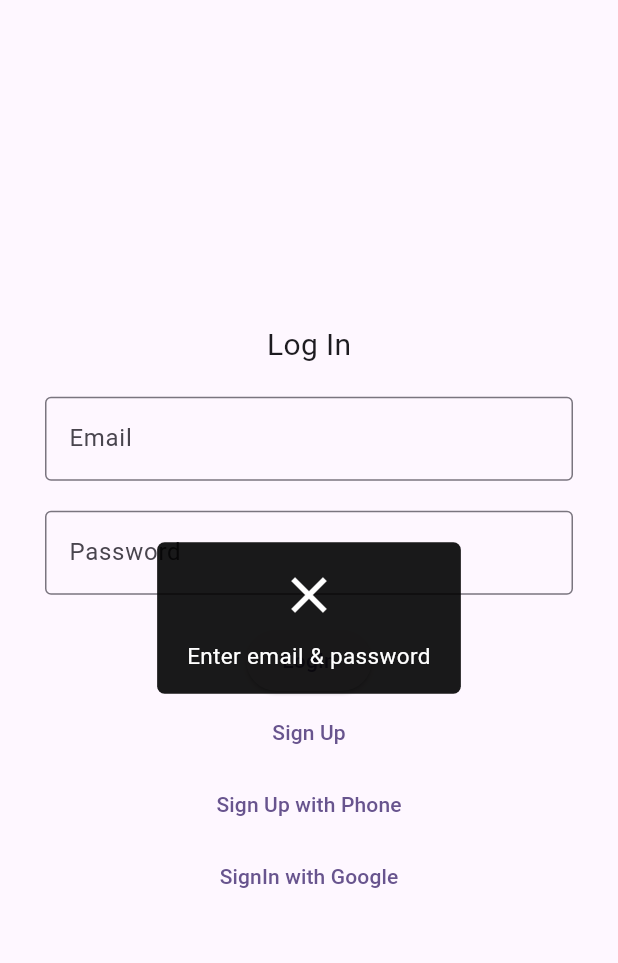
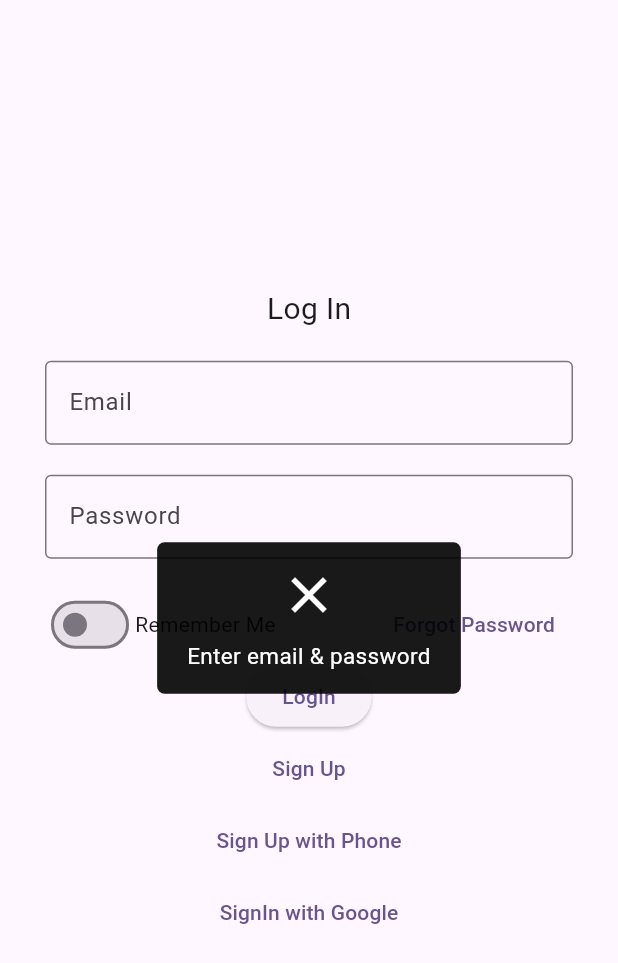
Before and after one commit to tahmidtarongo/firbase_auth, a Flutter app: the screen it shows after launch, after a tap on "LogIn", on a phone screen of 412 x 824 dp. Shown: the top 963 px of the screen. Run offline on Flutter 3.47's test engine with Material 2 defaults, Android fonts, the phone set to English and light mode, and no system bars; our stand-ins replace cloud_firestore, firebase_auth, firebase_core, flutter_easyloading, google_sign_in, pinput and 1 more; accounts and stored records are empty.

Commit message:
Provider Update

```diff
--- a/lib/Screen/Auth/sign_in_screen.dart
+++ b/lib/Screen/Auth/sign_in_screen.dart
@@ -6,6 +6,7 @@ import 'package:flutter_easyloading/flutter_easyloading.dart';
 import 'package:mobile_pos/Screen/Auth/phone_auth.dart';
 import 'package:mobile_pos/Screen/Auth/sign_up_screen.dart';
 import 'package:google_sign_in/google_sign_in.dart';
+import 'package:shared_preferences/shared_preferences.dart';
 
 import '../Home/home_screen.dart';
 
@@ -37,6 +38,32 @@ class _SignInScreenState extends State<SignInScreen> {
     return await FirebaseAuth.instance.signInWithCredential(credential);
   }
 
+  Future<void> setRememberMe({required String email, required String password}) async {
+    final SharedPreferences prefs = await SharedPreferences.getInstance();
+    await prefs.setString('user_email', email);
+    await prefs.setString('user_pass', password);
+  }
+
+  getRememberData() async {
+    final SharedPreferences prefs = await SharedPreferences.getInstance();
+
+    setState(() {
+      rememberMe = prefs.getBool('isRememberMe') ?? false;
+
+      if (rememberMe) {
+        emailController.text = prefs.getString('user_email') ?? '';
+        passwordController.text = prefs.getString('user_pass') ?? '';
+      }
+    });
+  }
+
+  @override
+  void initState() {
+    // TODO: implement initState
+    super.initState();
+    getRememberData();
+  }
+
   @override
   void dispose() {
     // TODO: implement dispose
@@ -44,6 +71,8 @@ class _SignInScreenState extends State<SignInScreen> {
     emailController.dispose();
     passwordController.dispose();
   }
+
+  bool rememberMe = false;
 
   @override
   Widget build(BuildContext context) {
@@ -57,9 +86,7 @@ class _SignInScreenState extends State<SignInScreen> {
               'Log In',
               style: TextStyle(fontSize: 20),
             ),
-            const SizedBox(
-              height: 20,
-            ),
+            const SizedBox(height: 20),
             TextFormField(
               controller: emailController,
               keyboardType: TextInputType.emailAddress,
@@ -78,8 +105,60 @@ class _SignInScreenState extends State<SignInScreen> {
                 hintText: 'Please enter your password.',
               ),
             ),
-            const SizedBox(
-              height: 20,
+            const SizedBox(height: 20),
+            Row(
+              mainAxisAlignment: MainAxisAlignment.spaceBetween,
+              children: [
+                Row(
+                  children: [
+                    Switch(
+                      value: rememberMe,
+                      onChanged: (value) async {
+                        setState(() {
+                          rememberMe = value;
+                        });
+
+                        final SharedPreferences prefs = await SharedPreferences.getInstance();
+                        await prefs.setBool('isRememberMe', value);
+                      },
+                    ),
+                    const Text('Remember Me'),
+                  ],
+                ),
+                TextButton(
+                    onPressed: () {
+                      showDialog(
+                        context: context,
+                        builder: (context) {
+                          TextEditingController forgotEmailController = TextEditingController();
+                          return Dialog(
+                              child: Container(
+                            width: 300,
+                            decoration: const BoxDecoration(borderRadius: BorderRadius.all(Radius.circular(15))),
+                            child: Padding(
+                              padding: const EdgeInsets.all(20.0),
+                              child: Column(
+                                mainAxisSize: MainAxisSize.min,
+                                children: [
+                                  TextFormField(
+                                    decoration: const InputDecoration(labelText: 'Email', border: OutlineInputBorder()),
+                                    controller: forgotEmailController,
+                                  ),
+                                  TextButton(
+                                      onPressed: () async {
+                                        await FirebaseAuth.instance.sendPasswordResetEmail(email: forgotEmailController.text);
+                                        EasyLoading.showSuccess('Please Check Your Email');
+                                      },
+                                      child: const Text('Sent Mail')),
+                                ],
+                              ),
+                            ),
+                          ));
+                        },
+                      );
+                    },
+                    child: const Text('Forgot Password')),
+              ],
             ),
             ElevatedButton(
                 onPressed: () async {
@@ -91,6 +170,13 @@ class _SignInScreenState extends State<SignInScreen> {
                         UserCredential user = await auth.signInWithEmailAndPassword(email: emailController.text, password: passwordController.text);
 
                         if (user.user != null) {
+                          if (rememberMe) {
+                            await setRememberMe(
+                              email: emailController.text,
+                              password: passwordController.text,
+                            );
+                          }
+
                           EasyLoading.showSuccess('Successfully Login');
                           Navigator.push(
                               context,
--- a/pubspec.yaml
+++ b/pubspec.yaml
@@ -45,6 +45,7 @@ dependencies:
   google_sign_in: ^6.1.5
   cloud_firestore: ^4.9.3
   provider: ^6.0.5
+  shared_preferences: ^2.2.2
 
 
 
```
Also changed, not shown: pubspec.lock.
